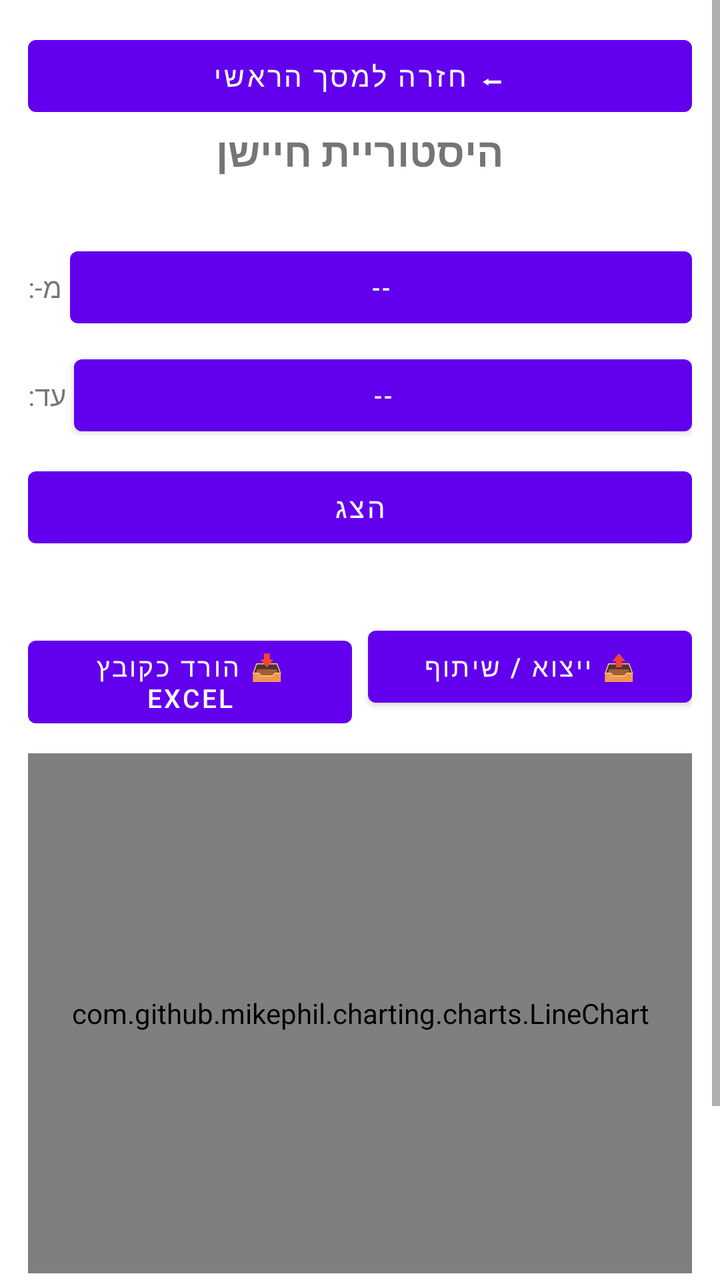
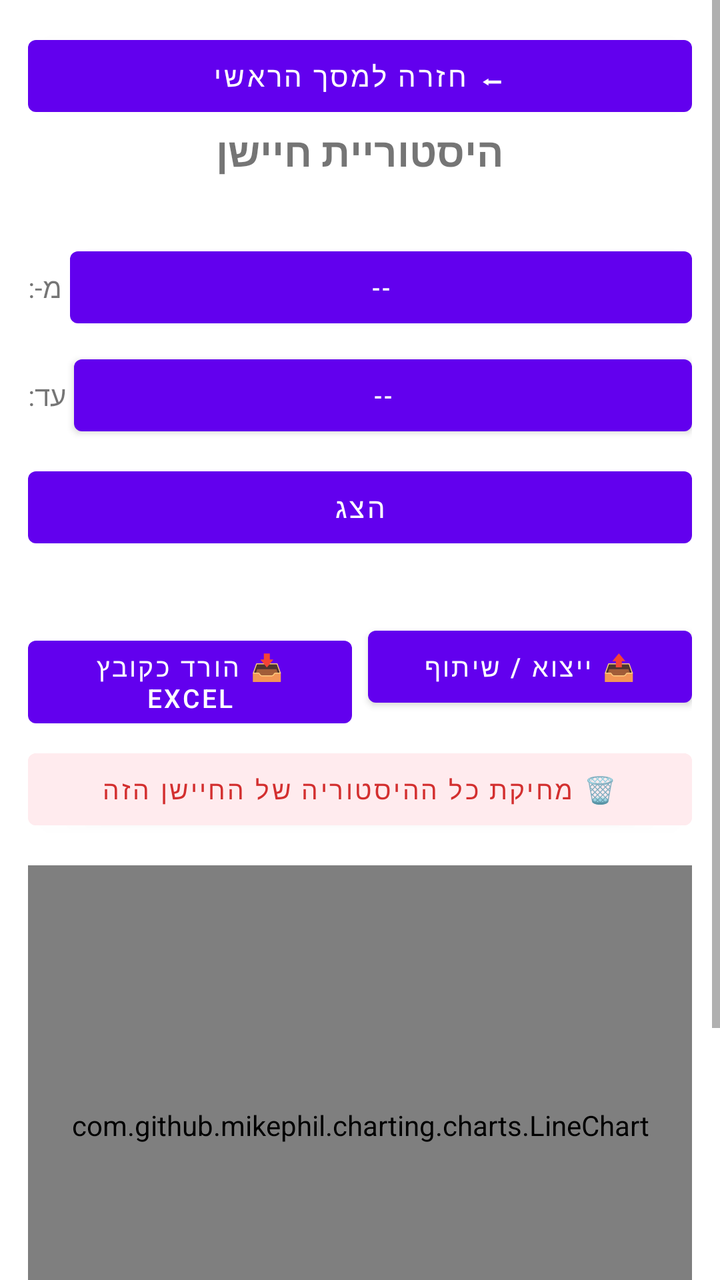

Screens rendered from an Android XML layout before and after an edit, with the pre-edit source and the edit as a unified diff.
<!-- AndroidManifest.xml: application theme Theme.SoilSensorReader -->
<!-- res/layout/activity_history.xml -->
<?xml version="1.0" encoding="utf-8"?>
<ScrollView xmlns:android="http://schemas.android.com/apk/res/android"
    android:layout_width="match_parent"
    android:layout_height="match_parent"
    android:background="#FFFFFF">

    <LinearLayout
        android:layout_width="match_parent"
        android:layout_height="wrap_content"
        android:orientation="vertical"
        android:padding="14dp">

        <Button
            android:id="@+id/btnBackHome"
            android:layout_width="match_parent"
            android:layout_height="wrap_content"
            android:text="⬅ חזרה למסך הראשי" />

        <TextView
            android:id="@+id/tvHistoryTitle"
            android:layout_width="match_parent"
            android:layout_height="wrap_content"
            android:gravity="center"
            android:text="היסטוריית חיישן"
            android:textSize="20sp"
            android:textStyle="bold" />

        <TextView
            android:id="@+id/tvHistorySensorLabel"
            android:layout_width="match_parent"
            android:layout_height="wrap_content"
            android:layout_marginTop="2dp"
            android:gravity="center"
            android:text=""
            android:textSize="12sp"
            android:textColor="#888888" />

        
        <LinearLayout
            android:layout_width="match_parent"
            android:layout_height="wrap_content"
            android:layout_marginTop="12dp"
            android:orientation="horizontal"
            android:gravity="center_vertical">

            <TextView
                android:layout_width="wrap_content"
                android:layout_height="wrap_content"
                android:text="מ-:"
                android:textSize="14sp" />

            <Button
                android:id="@+id/btnFromDate"
                android:layout_width="0dp"
                android:layout_height="wrap_content"
                android:layout_weight="1"
                android:layout_marginStart="4dp"
                android:textSize="12sp"
                android:text="--" />
        </LinearLayout>

        <LinearLayout
            android:layout_width="match_parent"
            android:layout_height="wrap_content"
            android:layout_marginTop="6dp"
            android:orientation="horizontal"
            android:gravity="center_vertical">

            <TextView
                android:layout_width="wrap_content"
                android:layout_height="wrap_content"
                android:text="עד:"
                android:textSize="14sp" />

            <Button
                android:id="@+id/btnToDate"
                android:layout_width="0dp"
                android:layout_height="wrap_content"
                android:layout_weight="1"
                android:layout_marginStart="4dp"
                android:textSize="12sp"
                android:text="--" />
        </LinearLayout>

        <Button
            android:id="@+id/btnRefreshHistory"
            android:layout_width="match_parent"
            android:layout_height="wrap_content"
            android:layout_marginTop="8dp"
            android:text="הצג" />

        <TextView
            android:id="@+id/tvHistoryStatus"
            android:layout_width="match_parent"
            android:layout_height="wrap_content"
            android:layout_marginTop="6dp"
            android:gravity="center"
            android:text=""
            android:textSize="13sp"
            android:textColor="#888888" />

        
        <LinearLayout
            android:layout_width="match_parent"
            android:layout_height="wrap_content"
            android:layout_marginTop="8dp"
            android:orientation="horizontal">

            <Button
                android:id="@+id/btnExportExcel"
                android:layout_width="0dp"
                android:layout_height="wrap_content"
                android:layout_weight="1"
                android:layout_marginEnd="4dp"
                android:textSize="13sp"
                android:text="📥 הורד כקובץ Excel" />

            <Button
                android:id="@+id/btnShareExcel"
                android:layout_width="0dp"
                android:layout_height="wrap_content"
                android:layout_weight="1"
                android:layout_marginStart="4dp"
                android:textSize="13sp"
                android:text="📤 ייצוא / שיתוף" />
        </LinearLayout>

        
        <com.github.mikephil.charting.charts.LineChart
            android:id="@+id/chartHistory"
            android:layout_width="match_parent"
            android:layout_height="260dp"
            android:layout_marginTop="14dp" />

        <TextView
            android:layout_width="match_parent"
            android:layout_height="wrap_content"
            android:layout_marginTop="4dp"
            android:text="שים לב: הסקאלות של המדדים שונות מאוד זו מזו (למשל EC במאות/אלפים לצד pH בין 0-14), כך שבגרף אחד מדדים קטנים עשויים להיראות שטוחים לצד מדדים גדולים."
            android:textSize="10sp"
            android:textColor="#AAAAAA" />

        
        <HorizontalScrollView
            android:layout_width="match_parent"
            android:layout_height="wrap_content"
            android:layout_marginTop="14dp">

            <TableLayout
                android:id="@+id/tableHistory"
                android:layout_width="wrap_content"
                android:layout_height="wrap_content"
                android:stretchColumns="*">

                <TableRow android:background="#EEEEEE">
                    <TextView android:padding="6dp" android:textStyle="bold" android:text="זמן" android:minWidth="130dp" />
                    <TextView android:padding="6dp" android:textStyle="bold" android:text="🌡️ °C" android:minWidth="60dp" />
                    <TextView android:padding="6dp" android:textStyle="bold" android:text="💧 %" android:minWidth="60dp" />
                    <TextView android:padding="6dp" android:textStyle="bold" android:text="⚡ EC" android:minWidth="60dp" />
                    <TextView android:padding="6dp" android:textStyle="bold" android:text="🌊 Sal" android:minWidth="60dp" />
                    <TextView android:padding="6dp" android:textStyle="bold" android:text="N" android:minWidth="50dp" />
                    <TextView android:padding="6dp" android:textStyle="bold" android:text="P" android:minWidth="50dp" />
                    <TextView android:padding="6dp" android:textStyle="bold" android:text="K" android:minWidth="50dp" />
                    <TextView android:padding="6dp" android:textStyle="bold" android:text="🧪 pH" android:minWidth="60dp" />
                </TableRow>
                
            </TableLayout>
        </HorizontalScrollView>

    </LinearLayout>
</ScrollView>
<!-- resources referenced by this layout -->
<resources>
  <style name="Theme.SoilSensorReader" parent="Theme.MaterialComponents.DayNight.NoActionBar">
          
          <item name="android:windowLightStatusBar">true</item>
          <item name="android:windowLightNavigationBar">true</item>
      </style>
</resources>

<!-- the commit's change to res/layout/activity_history.xml (unified diff, before → after) -->
@@ -125,6 +125,16 @@
                 android:text="📤 ייצוא / שיתוף" />
         </LinearLayout>
 
+        <Button
+            android:id="@+id/btnClearHistory"
+            android:layout_width="match_parent"
+            android:layout_height="wrap_content"
+            android:layout_marginTop="8dp"
+            android:textSize="13sp"
+            android:textColor="#D32F2F"
+            android:backgroundTint="#FFEBEE"
+            android:text="🗑 מחיקת כל ההיסטוריה של החיישן הזה" />
+
         
         <com.github.mikephil.charting.charts.LineChart
             android:id="@+id/chartHistory"
